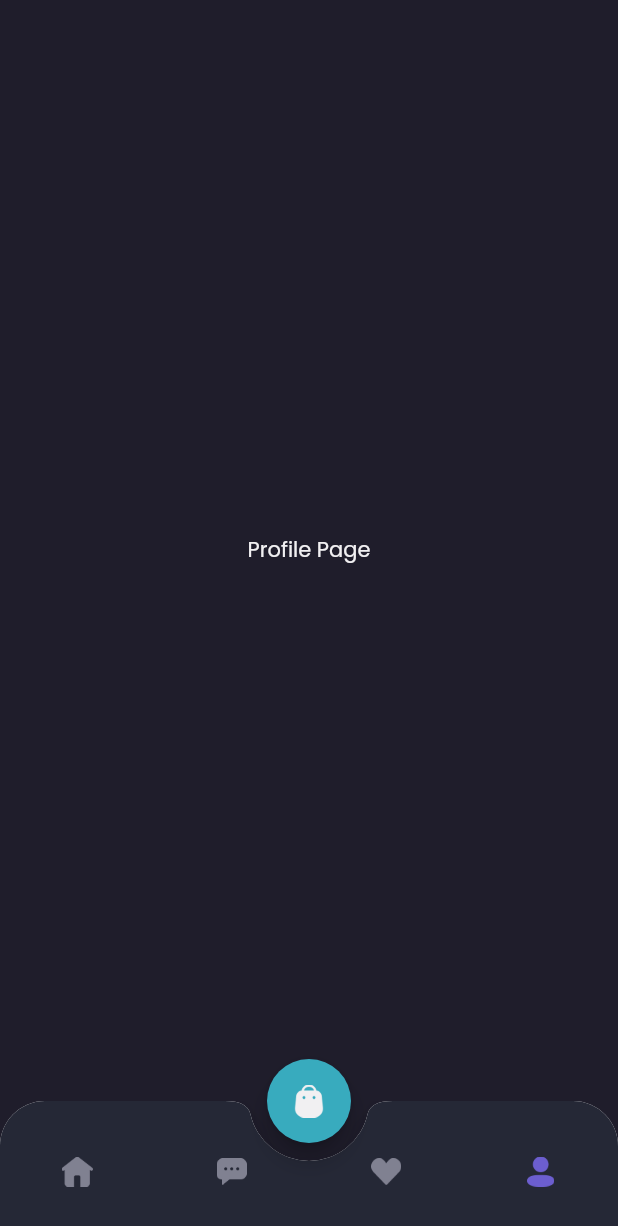
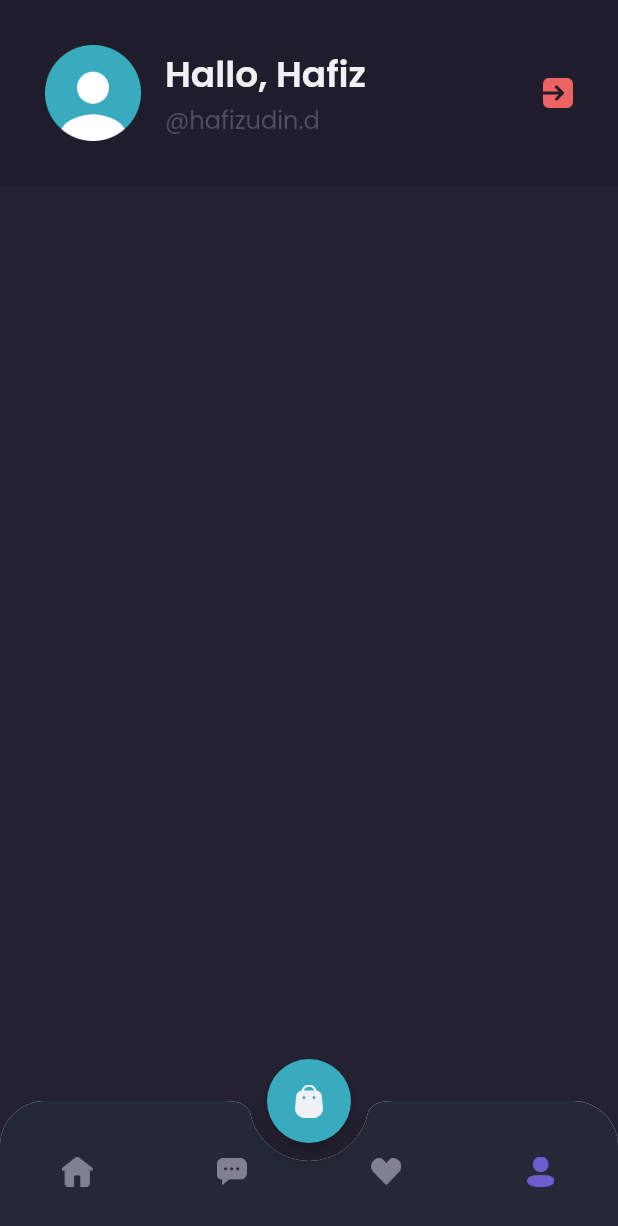
Before and after one commit to fahadhafizdev/shamo_app, a Flutter app: the screen it shows after launch, item 4 of the bottom bar chosen, on a phone screen of 412 x 824 dp. Shown: the top 1226 px of the screen. Run offline on Flutter 3.47's test engine with Material 2 defaults, Android fonts, the phone set to English and light mode, and no system bars; our stand-ins replace google_fonts.

Commit message:
updatprofil_page.dart

```diff
--- a/lib/shared/theme.dart
+++ b/lib/shared/theme.dart
@@ -10,6 +10,7 @@ Color darkGreyColor = Color(0xff2B2937);
 Color bgColor = Color(0xff252836);
 Color greyColor = Color(0xff999999);
 Color darkPurple = Color(0xff1F1D2B);
+Color bgColor2 = Color(0xff242231);
 
 double defaultMargin = 30.0;
 
--- a/lib/ui/page/home/main_page.dart
+++ b/lib/ui/page/home/main_page.dart
@@ -129,7 +129,7 @@ class _MainPageState extends State<MainPage> {
     }
 
     return Scaffold(
-      backgroundColor: mainColor,
+      backgroundColor: bgColor2,
       floatingActionButton: cardButton(),
       floatingActionButtonLocation: FloatingActionButtonLocation.centerDocked,
       bottomNavigationBar: customBottomNav(),
--- a/lib/ui/page/home/profile_page.dart
+++ b/lib/ui/page/home/profile_page.dart
@@ -4,11 +4,61 @@ import 'package:shamo_app/shared/theme.dart';
 class ProfilePage extends StatelessWidget {
   @override
   Widget build(BuildContext context) {
-    return Center(
-      child: Text(
-        'Profile Page',
-        style: whiteTextStyle,
-      ),
+    Widget header() {
+      return AppBar(
+        backgroundColor: darkPurple,
+        centerTitle: false,
+        automaticallyImplyLeading: false,
+        elevation: 0,
+        flexibleSpace: SafeArea(
+          child: Container(
+            padding: EdgeInsets.all(defaultMargin),
+            child: Row(
+              children: [
+                Container(
+                  height: 64,
+                  width: 64,
+                  margin: EdgeInsets.only(right: 16),
+                  decoration: BoxDecoration(
+                    image: DecorationImage(
+                      image: AssetImage('assets/images/user_photo.png'),
+                    ),
+                  ),
+                ),
+                Expanded(
+                  child: Column(
+                    crossAxisAlignment: CrossAxisAlignment.start,
+                    children: [
+                      Text(
+                        'Hallo, Hafiz',
+                        style: whiteTextStyle.copyWith(
+                          fontWeight: semiBold,
+                          fontSize: 24,
+                        ),
+                      ),
+                      Text(
+                        '@hafizudin.d',
+                        style: blackTextStyle.copyWith(fontSize: 16),
+                      )
+                    ],
+                  ),
+                ),
+                Image.asset(
+                  'assets/images/icon_exit.png',
+                  height: 20,
+                  width: 20,
+                ),
+              ],
+            ),
+          ),
+        ),
+      );
+    }
+
+    return Column(
+      children: [
+        header(),
+      ],
     );
   }
 }
--- a/lib/ui/widget/custom_header_widget.dart
+++ b/lib/ui/widget/custom_header_widget.dart
@@ -10,13 +10,26 @@ class CustomHeader extends StatelessWidget {
     return AppBar(
       backgroundColor: darkPurple,
       centerTitle: true,
-      title: Text(
-        '$text',
-        style: whiteTextStyle.copyWith(
-          fontWeight: medium,
-          fontSize: 18,
+      flexibleSpace: Container(
+        padding: EdgeInsets.symmetric(
+          vertical: 30,
+        ),
+        child: Text(
+          '$text',
+          style: whiteTextStyle.copyWith(
+            fontWeight: medium,
+            fontSize: 18,
+          ),
+          textAlign: TextAlign.center,
         ),
       ),
+      // title: Text(
+      //   '$text',
+      //   style: whiteTextStyle.copyWith(
+      //     fontWeight: medium,
+      //     fontSize: 18,
+      //   ),
+      // ),
       elevation: 0,
       automaticallyImplyLeading: false,
     );
```
